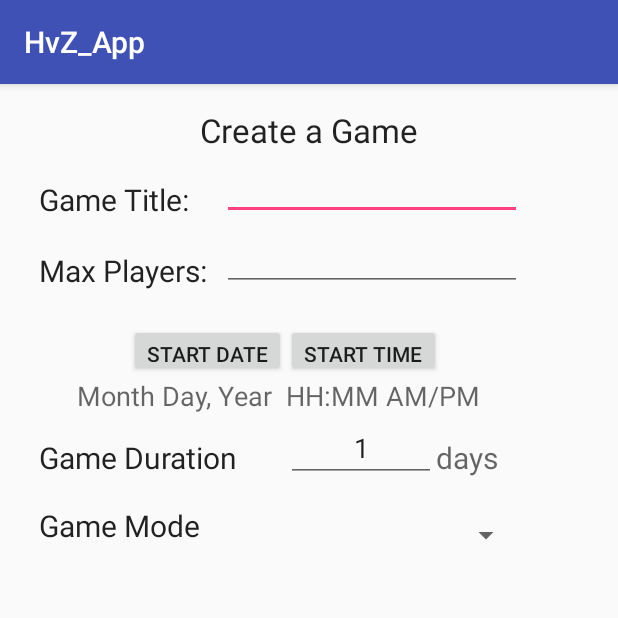
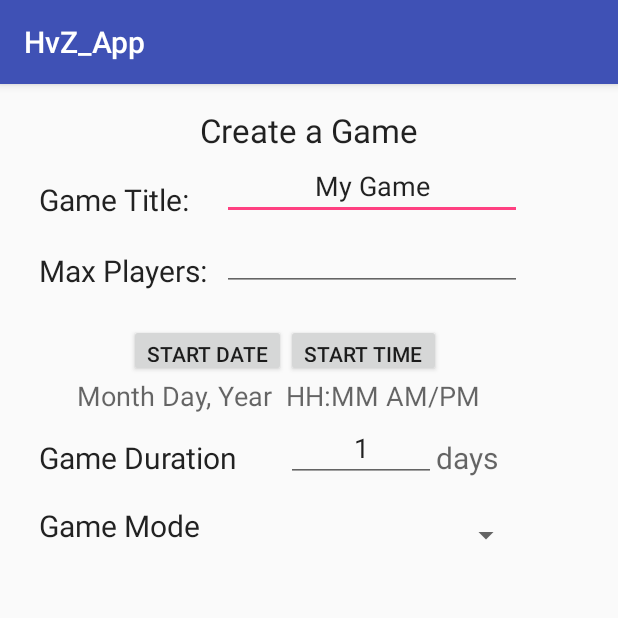
Before and after one commit to Micasou/ATandTHackathonSeattleMarch18th, an Android app: the CreateGameActivity screen opened directly, with no data from a screen before it, on a phone screen of 412 x 824 dp, the top half of it. Run offline under Robolectric (Android 15) with nearby library versions, the phone set to English and light mode, and no system bars.

```diff
--- a/app/src/main/res/layout/activity_create_game.xml
+++ b/app/src/main/res/layout/activity_create_game.xml
@@ -45,7 +45,9 @@
                 android:layout_width="200dp"
                 android:layout_height="wrap_content"
                 android:id="@+id/game_title_textfield"
-                android:layout_column="1" />
+                android:layout_column="1"
+                android:text="My Game"
+                android:textAlignment="center" />
 
         </TableRow>
 
@@ -102,7 +104,8 @@
         android:layout_alignEnd="@+id/tableLayout"
         android:layout_marginEnd="54dp"
         android:layout_alignTop="@+id/start_date_button"
-        android:layout_centerHorizontal="true" />
+        android:layout_centerHorizontal="true"
+        android:onClick="showTimePickerDialog"/>
 
     <TextView
         android:layout_width="wrap_content"
```
Also changed, not shown: app/src/main/java/edu/washington/chau93/hvz_app/activities/CreateGameActivity.java (+32 -0 lines).
